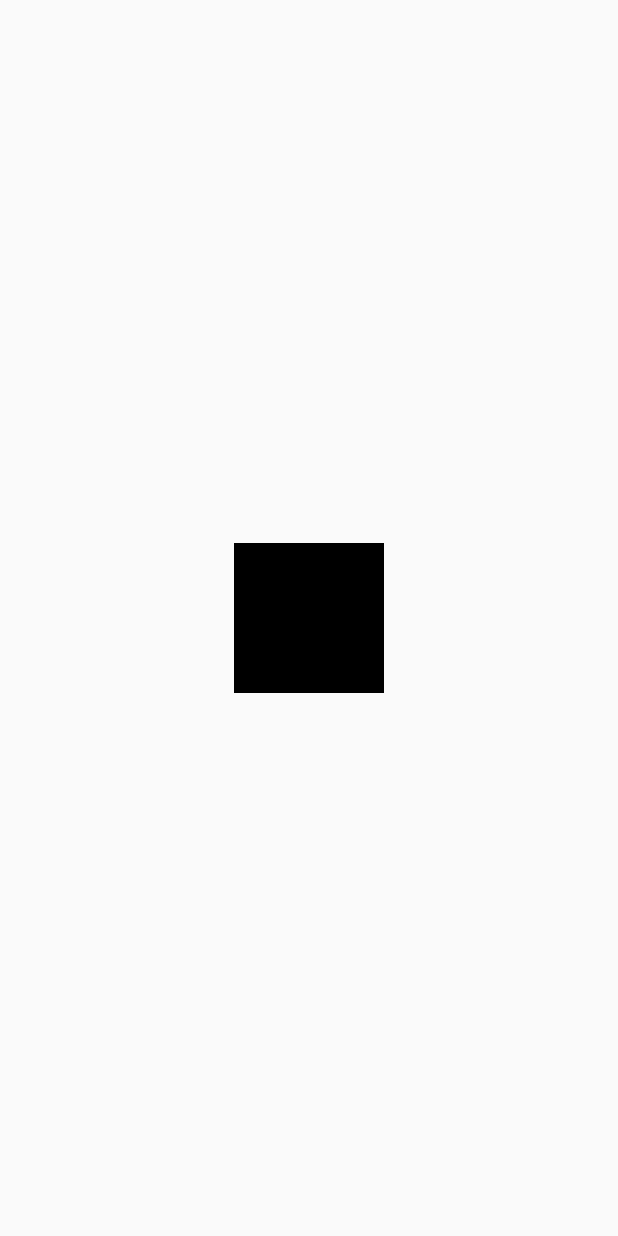
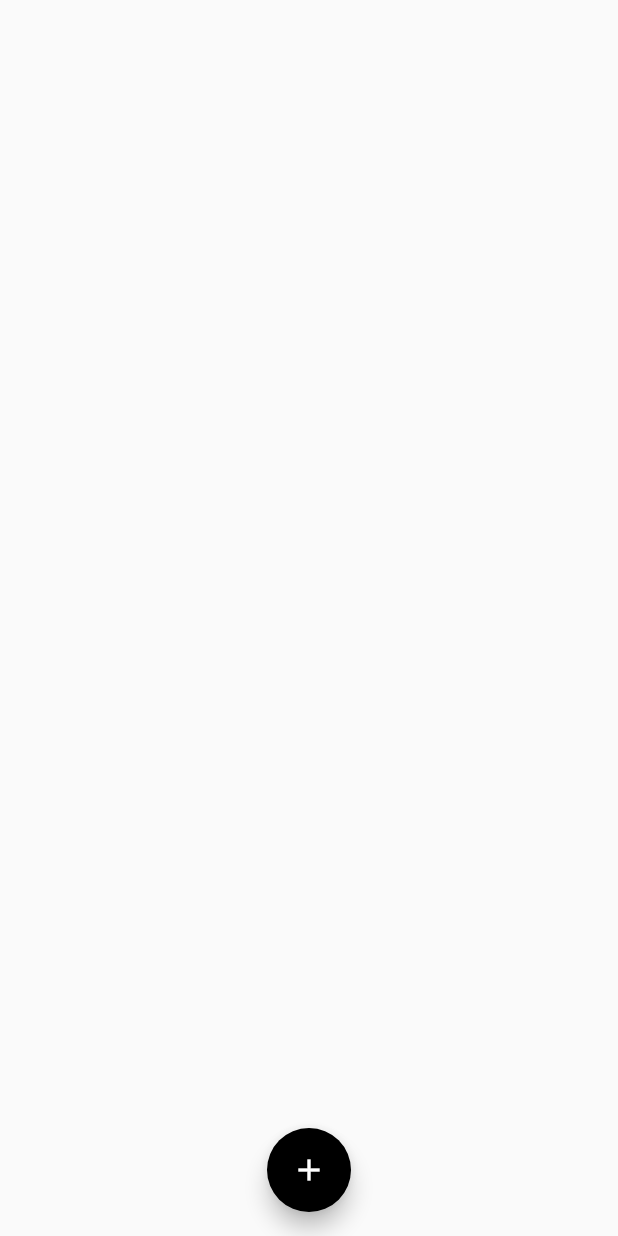
Before and after one commit to TheUltimateOptimist/Widgets, a Flutter app: the screen it shows after launch, on a phone screen of 412 x 824 dp. Run offline on Flutter 3.47's test engine with Material 2 defaults, Android fonts, the light colour scheme and no system bars.

Commit message:
added FloatingActionButton explanation

```diff
--- /dev/null
+++ b/example_writer/lib/floating_action_button_example.dart
@@ -0,0 +1,90 @@
+import 'dart:math';
+
+import 'package:flutter/material.dart';
+
+class FloatingActionButtonExample extends StatelessWidget {
+  const FloatingActionButtonExample({Key? key}) : super(key: key);
+
+  static Widget child = const Icon(Icons.add);
+  static Color backGroundColor = Colors.black;
+  static Color foreGroundColor = Colors.white;
+
+  @override
+  Widget build(BuildContext context) {
+    int randomNumber = Random().nextInt(4);
+    late Widget fButton;
+    switch (randomNumber) {
+      case 0:
+        fButton = const NormalFButton();
+        break;
+      case 1:
+        fButton = const LargeFButton();
+        break;
+      case 2:
+        fButton = const SmallFButton();
+        break;
+      default:
+        fButton = const StadiumShapedFButton();
+    }
+    return Scaffold(
+      floatingActionButton: fButton,
+      floatingActionButtonLocation: FloatingActionButtonLocation.centerFloat,
+    );
+  }
+}
+
+class NormalFButton extends StatelessWidget {
+  const NormalFButton({Key? key}) : super(key: key);
+
+  @override
+  Widget build(BuildContext context) {
+    return FloatingActionButton(
+      onPressed: () {},
+      child: FloatingActionButtonExample.child,
+      backgroundColor: FloatingActionButtonExample.backGroundColor,
+      foregroundColor: FloatingActionButtonExample.foreGroundColor,
+    );
+  }
+}
+
+class LargeFButton extends StatelessWidget {
+  const LargeFButton({Key? key}) : super(key: key);
+
+  @override
+  Widget build(BuildContext context) {
+    return FloatingActionButton.extended(
+      onPressed: () {},
+      label: FloatingActionButtonExample.child,
+      backgroundColor: FloatingActionButtonExample.backGroundColor,
+      foregroundColor: FloatingActionButtonExample.foreGroundColor,
+    );
+  }
+}
+
+class SmallFButton extends StatelessWidget {
+  const SmallFButton({Key? key}) : super(key: key);
+
+  @override
+  Widget build(BuildContext context) {
+    return FloatingActionButton.extended(
+      onPressed: () {},
+      label: FloatingActionButtonExample.child,
+      backgroundColor: FloatingActionButtonExample.backGroundColor,
+      foregroundColor: FloatingActionButtonExample.foreGroundColor,
+    );
+  }
+}
+
+class StadiumShapedFButton extends StatelessWidget {
+  const StadiumShapedFButton({Key? key}) : super(key: key);
+
+  @override
+  Widget build(BuildContext context) {
+    return FloatingActionButton.extended(
+      onPressed: () {},
+      label: FloatingActionButtonExample.child,
+      backgroundColor: FloatingActionButtonExample.backGroundColor,
+      foregroundColor: FloatingActionButtonExample.foreGroundColor,
+    );
+  }
+}
--- a/example_writer/lib/main.dart
+++ b/example_writer/lib/main.dart
@@ -1,6 +1,7 @@
 import 'package:example_writer/animated_container_example.dart';
 import 'package:example_writer/animated_opacity_example.dart';
 import 'package:example_writer/fade_transition_example.dart';
+import 'package:example_writer/floating_action_button_example.dart';
 import 'package:example_writer/future_builder_example.dart';
 import 'package:example_writer/opacity_example.dart';
 import 'package:example_writer/wrap_example.dart';
@@ -20,7 +21,7 @@ class MyApp extends StatelessWidget {
       theme: ThemeData(
         primarySwatch: Colors.blue,
       ),
-      home: const FadeTransitionExample(),
+      home: const FloatingActionButtonExample(),
     );
   }
 }
```
Also changed, not shown: 1 other file.
